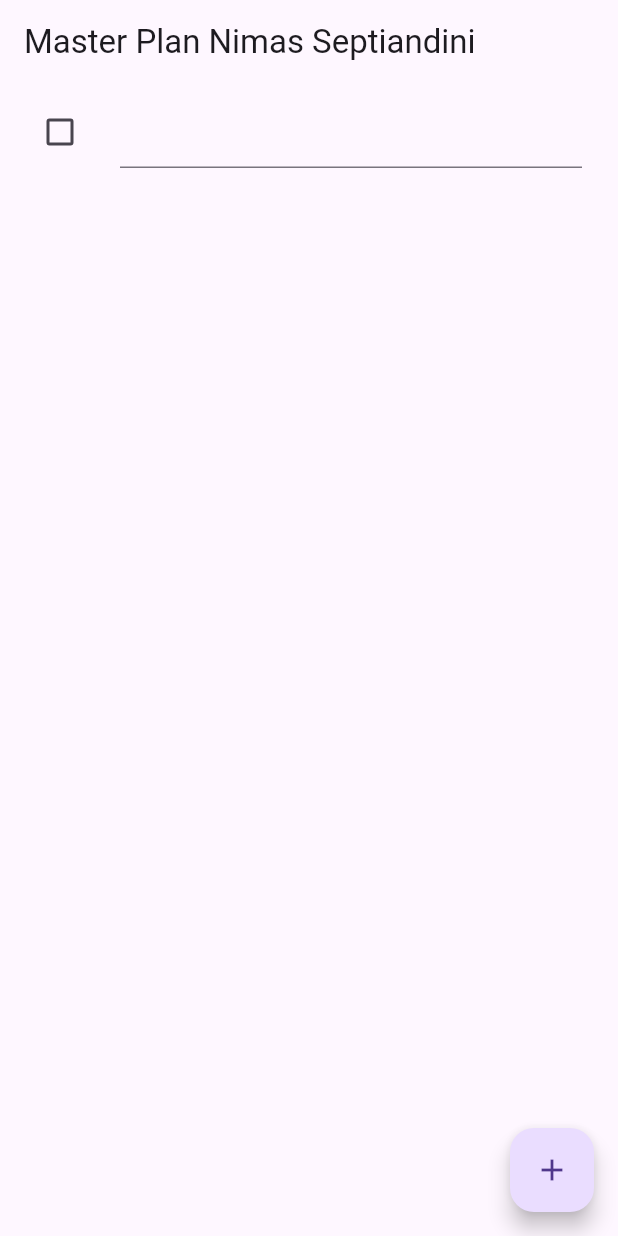
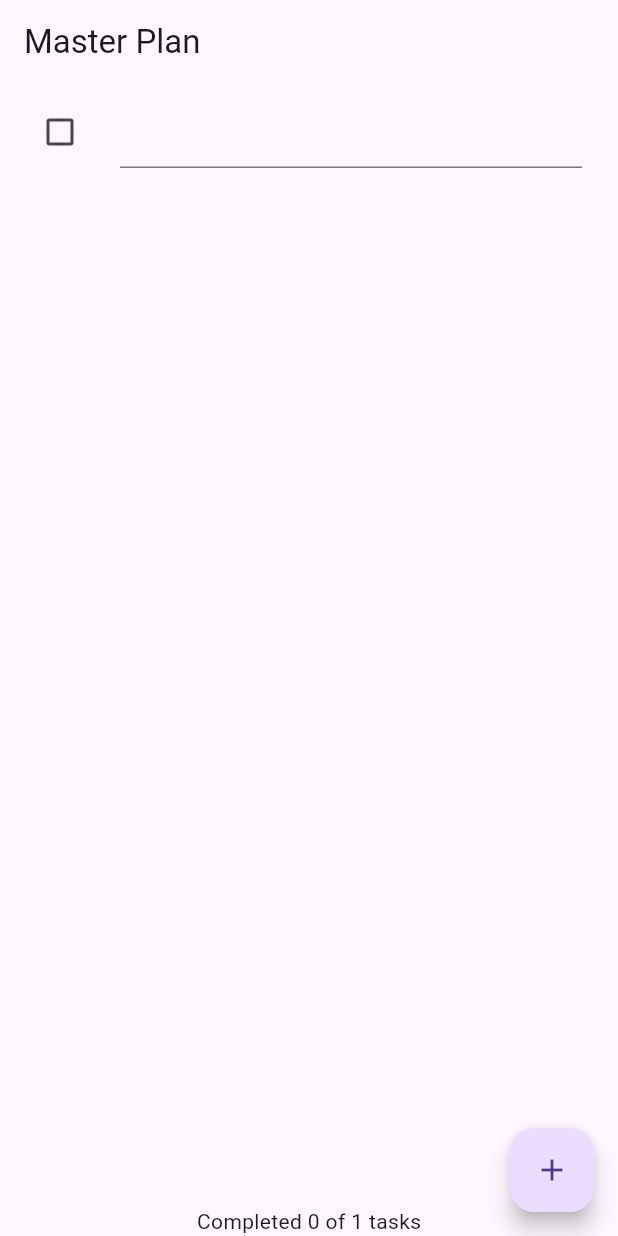
Before and after one commit to septyandini921/master_plan, a Flutter app: the screen it shows after launch, after a tap on the "add" icon, on a phone screen of 412 x 824 dp. Run offline on Flutter 3.47's test engine with Material 3 defaults, Android fonts, the phone set to English and light mode, and no system bars.

Commit message:
Praktikum 2: Inherited Widget

```diff
--- a/lib/Models/plan.dart
+++ b/lib/Models/plan.dart
@@ -5,4 +5,8 @@
   final List<Task> tasks;
 
   const Plan({this.name = '', this.tasks = const []});
+  int get completedCount => tasks.where((task) => task.complete).length;
+
+  String get completenessMessage =>
+      '$completedCount out of ${tasks.length} tasks';
 }
--- a/lib/main.dart
+++ b/lib/main.dart
@@ -1,4 +1,6 @@
 import 'package:flutter/material.dart';
+import 'package:master_plan/models/plan.dart';
+import './provider/plan_provider.dart';
 import './views/plan_screen.dart';
 
 void main() => runApp(MasterPlanApp());
@@ -9,8 +11,11 @@
   @override
   Widget build(BuildContext context) {
     return MaterialApp(
-     theme: ThemeData(primarySwatch: Colors.purple),
-     home: PlanScreen(),
+      theme: ThemeData(primarySwatch: Colors.purple),
+      home: PlanProvider(
+        notifier: ValueNotifier<Plan>(const Plan()),
+        child: const PlanScreen(),
+      ),
     );
   }
 }
--- /dev/null
+++ b/lib/provider/plan_provider.dart
@@ -0,0 +1,13 @@
+import 'package:flutter/material.dart';
+import '../models/data_layer.dart';
+
+class PlanProvider extends InheritedNotifier<ValueNotifier<Plan>> {
+  const PlanProvider({super.key, required Widget child, required
+   ValueNotifier<Plan> notifier})
+  : super(child: child, notifier: notifier);
+
+  static ValueNotifier<Plan> of(BuildContext context) {
+   return context.
+    dependOnInheritedWidgetOfExactType<PlanProvider>()!.notifier!;
+  }
+}
--- a/lib/views/plan_screen.dart
+++ b/lib/views/plan_screen.dart
@@ -1,5 +1,6 @@
 import '../models/data_layer.dart';
 import 'package:flutter/material.dart';
+import '../provider/plan_provider.dart';
 
 class PlanScreen extends StatefulWidget {
   const PlanScreen({super.key});
@@ -10,78 +11,6 @@
 
 class _PlanScreenState extends State<PlanScreen> {
   late ScrollController scrollController;
-  Plan plan = const Plan();
-
-  @override
-  Widget build(BuildContext context) {
-   return Scaffold(
-    // ganti ‘Namaku' dengan Nama panggilan Anda
-    appBar: AppBar(title: const Text('Master Plan Nimas Septiandini')),
-    body: _buildList(),
-    floatingActionButton: _buildAddTaskButton(),
-   );
-  }
-
-  Widget _buildAddTaskButton() {
-  return FloatingActionButton(
-   child: const Icon(Icons.add),
-   onPressed: () {
-     setState(() {
-      plan = Plan(
-       name: plan.name,
-       tasks: List<Task>.from(plan.tasks)
-       ..add(const Task()),
-     );
-    });
-   },
-  );
-}
-
-Widget _buildList() {
-  return ListView.builder(
-    controller: scrollController,
-    keyboardDismissBehavior: Theme.of(context).platform == TargetPlatform.iOS
-        ? ScrollViewKeyboardDismissBehavior.onDrag
-        : ScrollViewKeyboardDismissBehavior.manual,
-    itemCount: plan.tasks.length,
-    itemBuilder: (context, index) =>
-        _buildTaskTile(plan.tasks[index], index),
-  );
-}
-
-Widget _buildTaskTile(Task task, int index) {
-    return ListTile(
-      leading: Checkbox(
-          value: task.complete,
-          onChanged: (selected) {
-            setState(() {
-              plan = Plan(
-                name: plan.name,
-                tasks: List<Task>.from(plan.tasks)
-                  ..[index] = Task(
-                    description: task.description,
-                    complete: selected ?? false,
-                  ),
-              );
-            });
-          }),
-      title: TextFormField(
-        initialValue: task.description,
-        onChanged: (text) {
-          setState(() {
-            plan = Plan(
-              name: plan.name,
-              tasks: List<Task>.from(plan.tasks)
-                ..[index] = Task(
-                  description: text,
-                  complete: task.complete,
-                ),
-            );
-          });
-        },
-      ),
-    );
-  }
 
   @override
   void initState() {
@@ -93,8 +22,86 @@
   }
 
   @override
+  Widget build(BuildContext context) {
+    return Scaffold(
+      appBar: AppBar(title: const Text('Master Plan')),
+      body: ValueListenableBuilder<Plan>(
+        valueListenable: PlanProvider.of(context),
+        builder: (context, plan, child) {
+          return Column(
+            children: [
+              Expanded(child: _buildList(plan)),
+              //
+              SafeArea(
+                child: Text(
+                  'Completed ${plan.tasks.where((t) => t.complete).length} of ${plan.tasks.length} tasks',
+                ),
+              ),
+            ],
+          );
+        },
+      ),
+      floatingActionButton: _buildAddTaskButton(context),
+    );
+  }
+
+  Widget _buildAddTaskButton(BuildContext context) {
+    ValueNotifier<Plan> planNotifier = PlanProvider.of(context);
+    return FloatingActionButton(
+      child: const Icon(Icons.add),
+      onPressed: () {
+        Plan currentPlan = planNotifier.value;
+        planNotifier.value = Plan(
+          name: currentPlan.name,
+          tasks: List<Task>.from(currentPlan.tasks)..add(const Task()),
+        );
+      },
+    );
+  }
+
+  Widget _buildList(Plan plan) {
+    return ListView.builder(
+      controller: scrollController,
+      itemCount: plan.tasks.length,
+      itemBuilder: (context, index) =>
+          _buildTaskTile(plan.tasks[index], index, context),
+    );
+  }
+
+  @override
   void dispose() {
     scrollController.dispose();
     super.dispose();
   }
+
+  Widget _buildTaskTile(Task task, int index, BuildContext context) {
+    ValueNotifier<Plan> planNotifier = PlanProvider.of(context);
+    return ListTile(
+      leading: Checkbox(
+        value: task.complete,
+        onChanged: (selected) {
+          Plan currentPlan = planNotifier.value;
+          planNotifier.value = Plan(
+            name: currentPlan.name,
+            tasks: List<Task>.from(currentPlan.tasks)
+              ..[index] = Task(
+                description: task.description,
+                complete: selected ?? false,
+              ),
+          );
+        },
+      ),
+      title: TextFormField(
+        initialValue: task.description,
+        onChanged: (text) {
+          Plan currentPlan = planNotifier.value;
+          planNotifier.value = Plan(
+            name: currentPlan.name,
+            tasks: List<Task>.from(currentPlan.tasks)
+              ..[index] = Task(description: text, complete: task.complete),
+          );
+        },
+      ),
+    );
+  }
 }
```
Also changed, not shown: lib/Models/data_layer.dart (line endings or trailing spaces), 1 other file.
